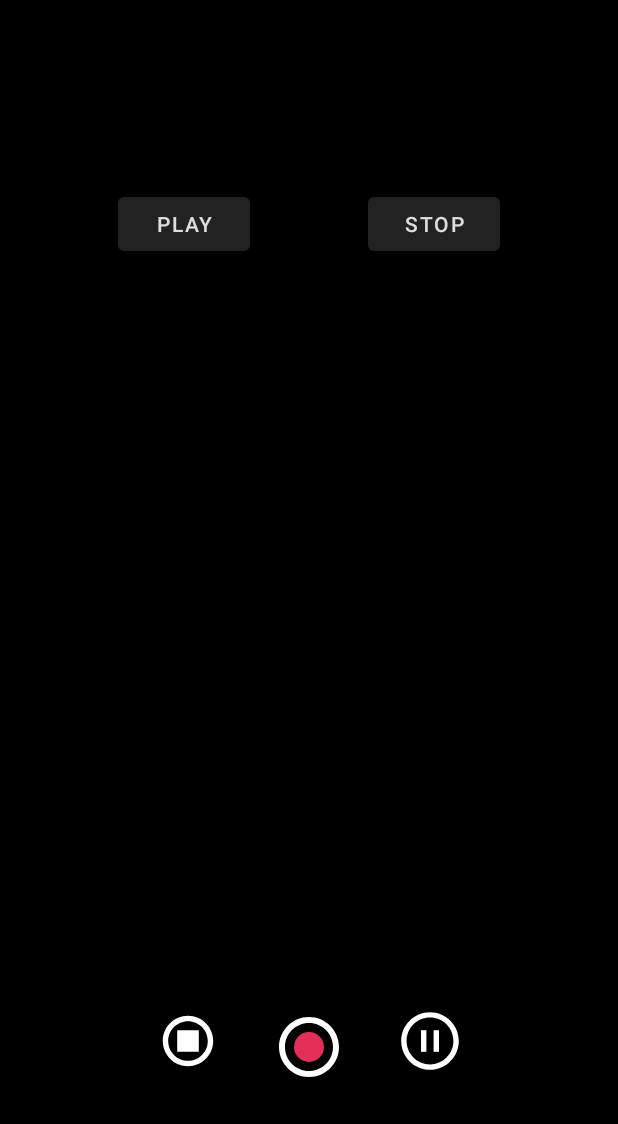
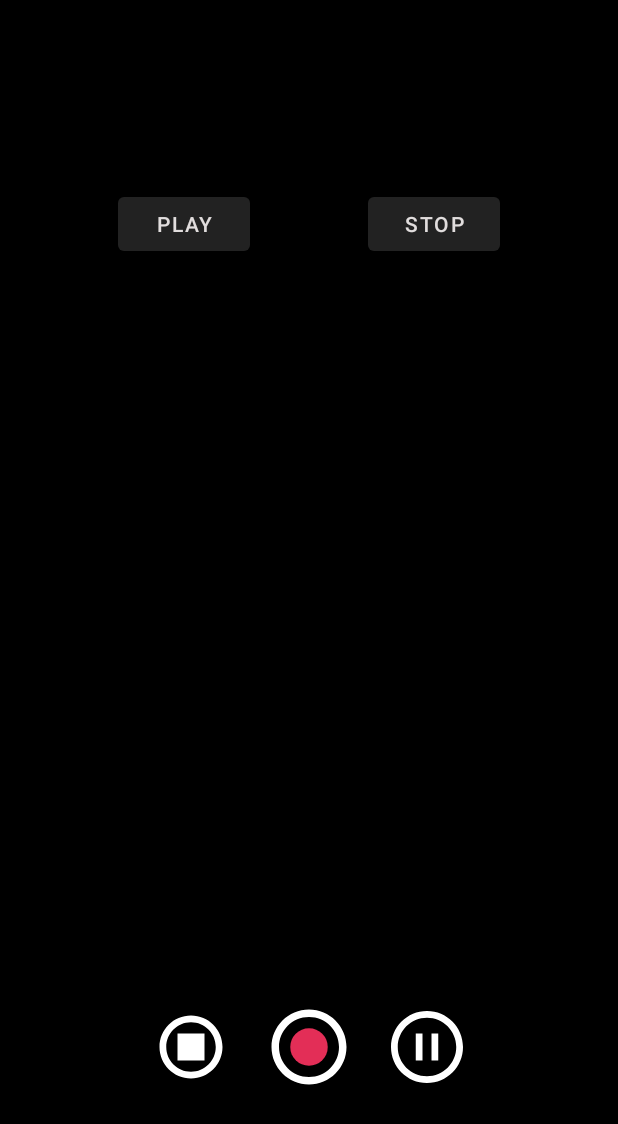
Before and after one commit to MisaengFly/ChordBox, an Android app: the layout activity_music_record.xml on its own in the app's theme, with its tools: preview values and no code run, on a phone screen of 412 x 824 dp. Shown: the top 1124 px of the screen. Run offline under Robolectric (Android 15) with nearby library versions, the phone set to English and light mode, and no system bars.

Commit message:
STYLE: 벡터 이미지 파일 수정

```diff
--- a/ChordBox_android/app/src/main/res/drawable/ic_pause.xml
+++ b/ChordBox_android/app/src/main/res/drawable/ic_pause.xml
@@ -1,6 +1,6 @@
 <vector xmlns:android="http://schemas.android.com/apk/res/android"
-    android:width="48dp"
-    android:height="48dp"
+    android:width="60dp"
+    android:height="60dp"
     android:viewportWidth="20"
     android:viewportHeight="20">
   <path
--- a/ChordBox_android/app/src/main/res/drawable/ic_radio.xml
+++ b/ChordBox_android/app/src/main/res/drawable/ic_radio.xml
@@ -1,6 +1,6 @@
 <vector xmlns:android="http://schemas.android.com/apk/res/android"
-    android:width="48dp"
-    android:height="48dp"
+    android:width="60dp"
+    android:height="60dp"
     android:viewportWidth="24"
     android:viewportHeight="24">
   <path
--- a/ChordBox_android/app/src/main/res/drawable/ic_radio_checked.xml
+++ b/ChordBox_android/app/src/main/res/drawable/ic_radio_checked.xml
@@ -1,6 +1,6 @@
 <vector xmlns:android="http://schemas.android.com/apk/res/android"
-    android:width="48dp"
-    android:height="48dp"
+    android:width="60dp"
+    android:height="60dp"
     android:viewportWidth="24"
     android:viewportHeight="24">
   <path
--- a/ChordBox_android/app/src/main/res/drawable/ic_stop.xml
+++ b/ChordBox_android/app/src/main/res/drawable/ic_stop.xml
@@ -1,6 +1,6 @@
 <vector xmlns:android="http://schemas.android.com/apk/res/android"
-    android:width="48dp"
-    android:height="48dp"
+    android:width="60dp"
+    android:height="60dp"
     android:viewportWidth="20"
     android:viewportHeight="20">
   <path
--- a/ChordBox_android/app/src/main/res/layout/activity_music_record.xml
+++ b/ChordBox_android/app/src/main/res/layout/activity_music_record.xml
@@ -8,8 +8,8 @@
 
     <ImageButton
         android:id="@+id/stop_btn"
-        android:layout_width="wrap_content"
-        android:layout_height="wrap_content"
+        android:layout_width="60dp"
+        android:layout_height="60dp"
         android:layout_marginBottom="96dp"
         android:backgroundTint="@color/black"
         android:src="@drawable/ic_stop"
@@ -19,8 +19,8 @@
 
     <ImageButton
         android:id="@+id/pause_btn"
-        android:layout_width="wrap_content"
-        android:layout_height="wrap_content"
+        android:layout_width="60dp"
+        android:layout_height="60dp"
         android:backgroundTint="@color/black"
         android:src="@drawable/ic_pause"
         app:layout_constraintEnd_toEndOf="parent"
```
Also changed, not shown: ChordBox_android/app/src/main/java/com/misaengfly/chordbox/RecordService.kt (+11 -3 lines).
